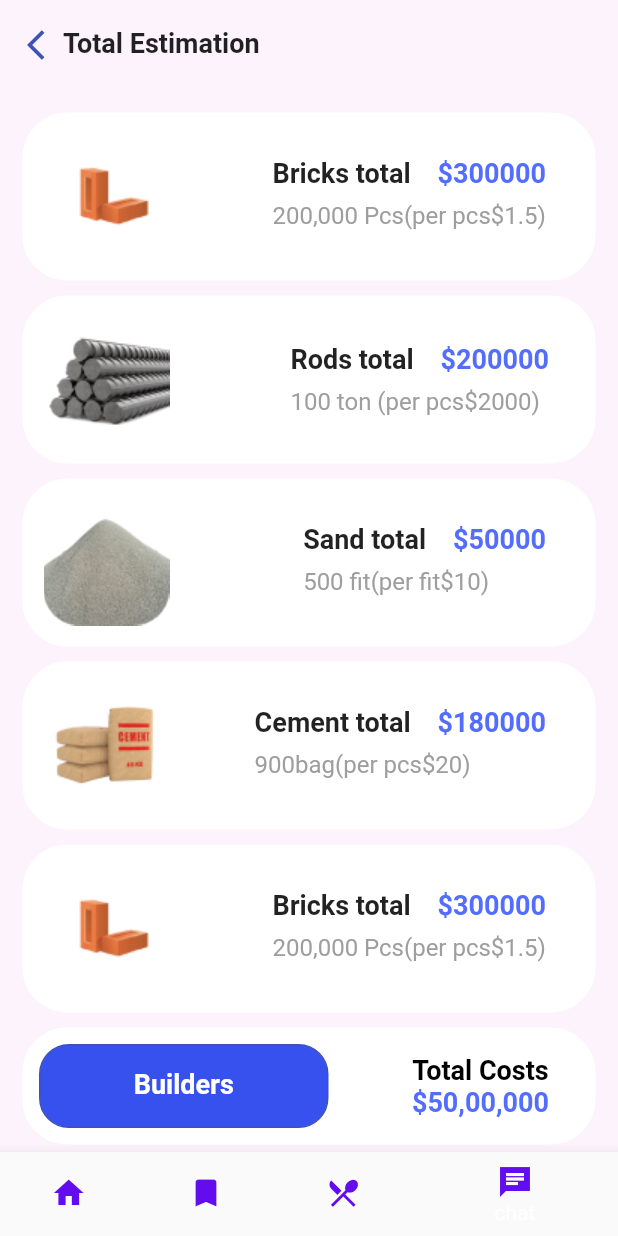
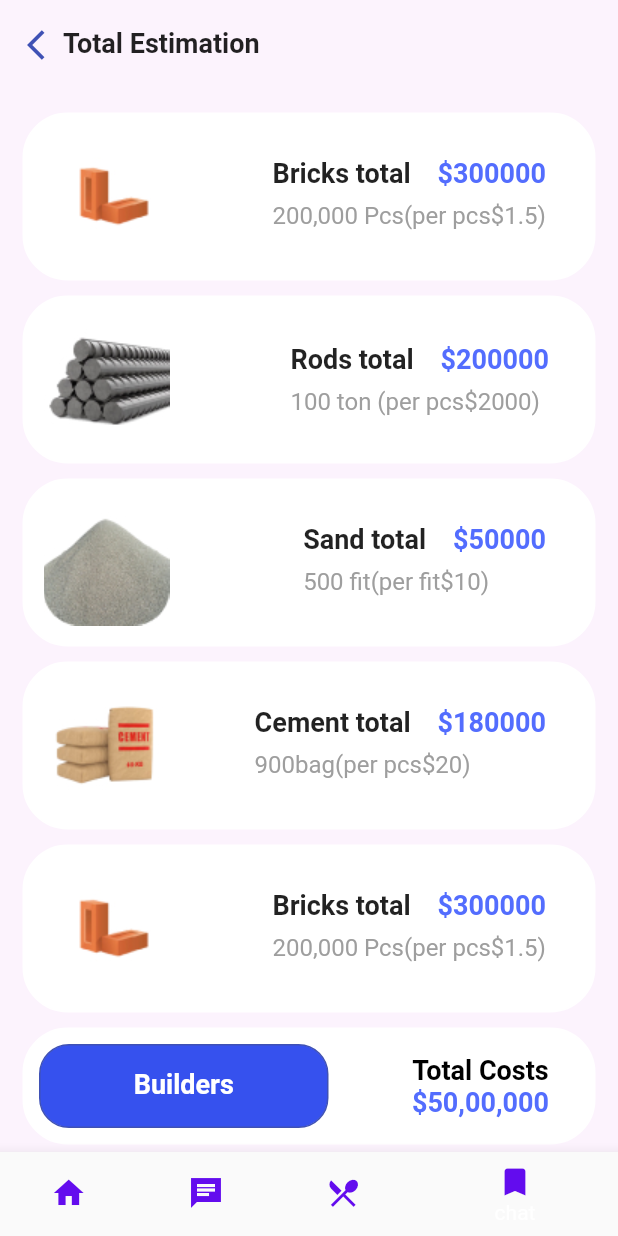
Before and after one commit to Kendra-ui/exercise1, a Flutter app: the screen it shows after launch, item 4 of the bottom bar chosen, on a phone screen of 412 x 824 dp. Run offline on Flutter 3.47's test engine with Material 2 defaults, Android fonts, the phone set to English and light mode, and no system bars.

Commit message:
my first commit

```diff
--- a/lib/details.dart
+++ b/lib/details.dart
@@ -254,7 +254,9 @@ class _DetailsState extends State<Details> {
                      Row(
                       mainAxisAlignment: MainAxisAlignment.spaceAround,
                       children: [
-                  Text('Cement total', style: TextStyle(fontSize: 18, fontWeight: FontWeight.w700)),
+                        FittedBox(
+                          child: Text('Cement total', style: TextStyle(fontSize: 18, fontWeight: FontWeight.w700)),
+                        ),
 
                   Padding(padding: EdgeInsets.only(left:18),
                   child:
--- a/lib/main.dart
+++ b/lib/main.dart
@@ -43,10 +43,10 @@ class _homepageState extends State<homepage>{
 
    int _currentIndex = 0;
   final List<Widget> screen = [
-    HomePage(),
-    Bookmark(),
-    Policy(),
-    Details(),
+    const HomePage(),
+    const Bookmark(),
+    const Policy(),
+    const Details(),
     //Settings(),
   ];
 
@@ -63,22 +63,22 @@ class _homepageState extends State<homepage>{
   Widget build(BuildContext context) {
 
     return  Scaffold(
-          backgroundColor:  Color.fromARGB(255, 223, 202, 252),
+          backgroundColor:  const Color.fromARGB(255, 223, 202, 252),
           body:screen[_currentIndex],
 
 
 
-        bottomNavigationBar: BottomNavigationBar(
+         bottomNavigationBar: BottomNavigationBar(
           onTap: onTappedBar,
           currentIndex: _currentIndex,
-          items:  [
-            BottomNavigationBarItem(
+          items:  const [
+             BottomNavigationBarItem(
               icon: Icon(Icons.home, color: Color.fromARGB(255, 99, 12, 238),),
               label: ('home'),
               ),
 
               BottomNavigationBarItem(
-              icon: Icon(Icons.bookmark, color: Color.fromARGB(255, 99, 12, 238)),
+              icon: Icon(Icons.chat_sharp, color: Color.fromARGB(255, 99, 12, 238)),
               label: ('bookmark'),
               ),
 
@@ -88,7 +88,7 @@ class _homepageState extends State<homepage>{
               ),
 
               BottomNavigationBarItem(
-              icon: Icon(Icons.chat_sharp, color: Color.fromARGB(255, 99, 12, 238),),
+              icon: Icon(Icons.bookmark, color: Color.fromARGB(255, 99, 12, 238),),
               label: ('chat'),
               ),
 
@@ -97,8 +97,5 @@ class _homepageState extends State<homepage>{
         )
       );
 
-
-
-
 }
 }
```
